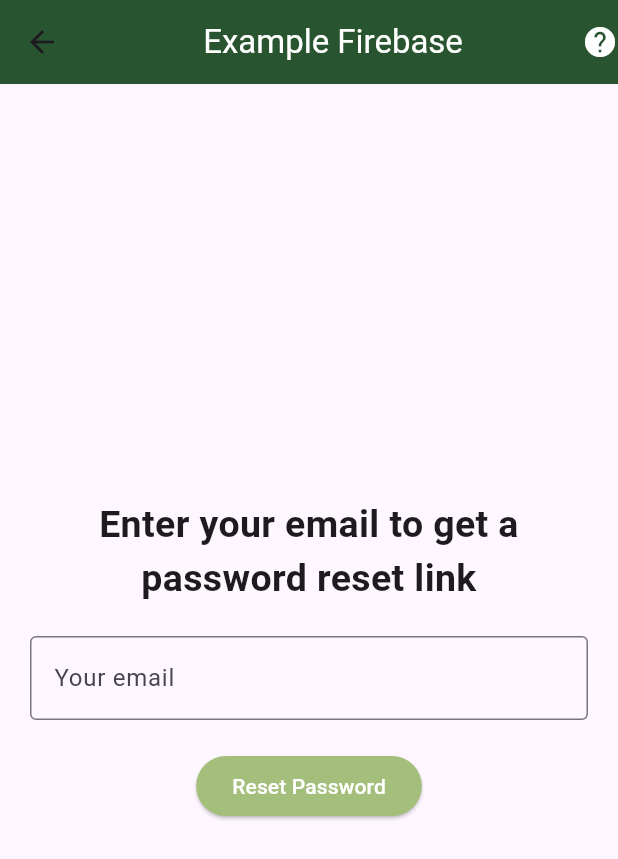
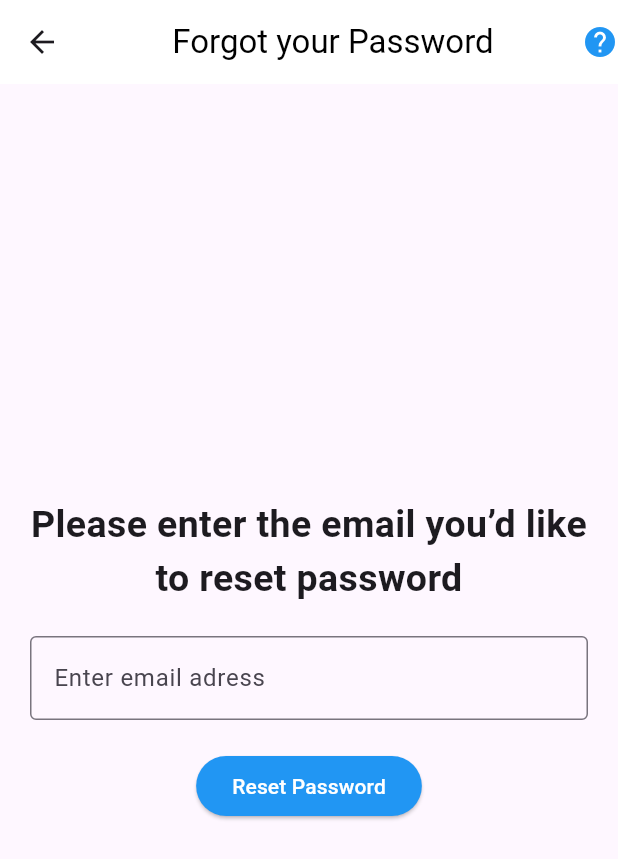
Before and after one commit to justnt47/Study_mobile_application, a Flutter app: the forgotPasswordPage screen opened directly, on a phone screen of 412 x 824 dp. Shown: the top 859 px of the screen. Run offline on Flutter 3.47's test engine with Material 3 defaults, Android fonts, the phone set to English and light mode, and no system bars; our stand-ins replace firebase_auth, firebase_core; accounts and stored records are empty.

Commit message:
Update forgotPasswordPage.dart
แก้ไข้

```diff
--- a/lib/forgotPasswordPage.dart
+++ b/lib/forgotPasswordPage.dart
@@ -28,10 +28,10 @@ class _forgotPasswordPageState extends State<forgotPasswordPage> {
       appBar: AppBar(
         title: Center(
           child:
-              Text('Example Firebase', style: TextStyle(color: Colors.white)),
+              Text('Forgot your Password', style: TextStyle(color: Colors.black)),
         ),
-        actions: [Icon(Icons.help, color: Colors.white)],
-        backgroundColor: Color.fromRGBO(40, 84, 48, 1),
+        actions: [Icon(Icons.help, color: Colors.blue)],
+        backgroundColor: Colors.white,
       ),
       body: Container(
         margin: EdgeInsets.all(20),
@@ -41,7 +41,7 @@ class _forgotPasswordPageState extends State<forgotPasswordPage> {
             mainAxisAlignment: MainAxisAlignment.center,
             children: [
               Text(
-                'Enter your email to get a password reset link',
+                'Please enter the email you’d like to reset password',
                 textAlign: TextAlign.center,
                 style: TextStyle(fontSize: 25, fontWeight: FontWeight.bold),
               ),
@@ -50,7 +50,7 @@ class _forgotPasswordPageState extends State<forgotPasswordPage> {
                 controller: emailController,
                 decoration: const InputDecoration(
                   border: OutlineInputBorder(),
-                  labelText: 'Your email',
+                  labelText: 'Enter email adress',
                 ),
                 validator: (value) {
                   if (value!.isEmpty) return 'กรุณากรอก email';
@@ -66,7 +66,7 @@ class _forgotPasswordPageState extends State<forgotPasswordPage> {
                   style: TextStyle(color: Colors.white),
                 ),
                 style: ElevatedButton.styleFrom(
-                    backgroundColor: Color.fromRGBO(164, 190, 123, 1)),
+                    backgroundColor: Colors.blue),
               )
             ],
           ),
```
